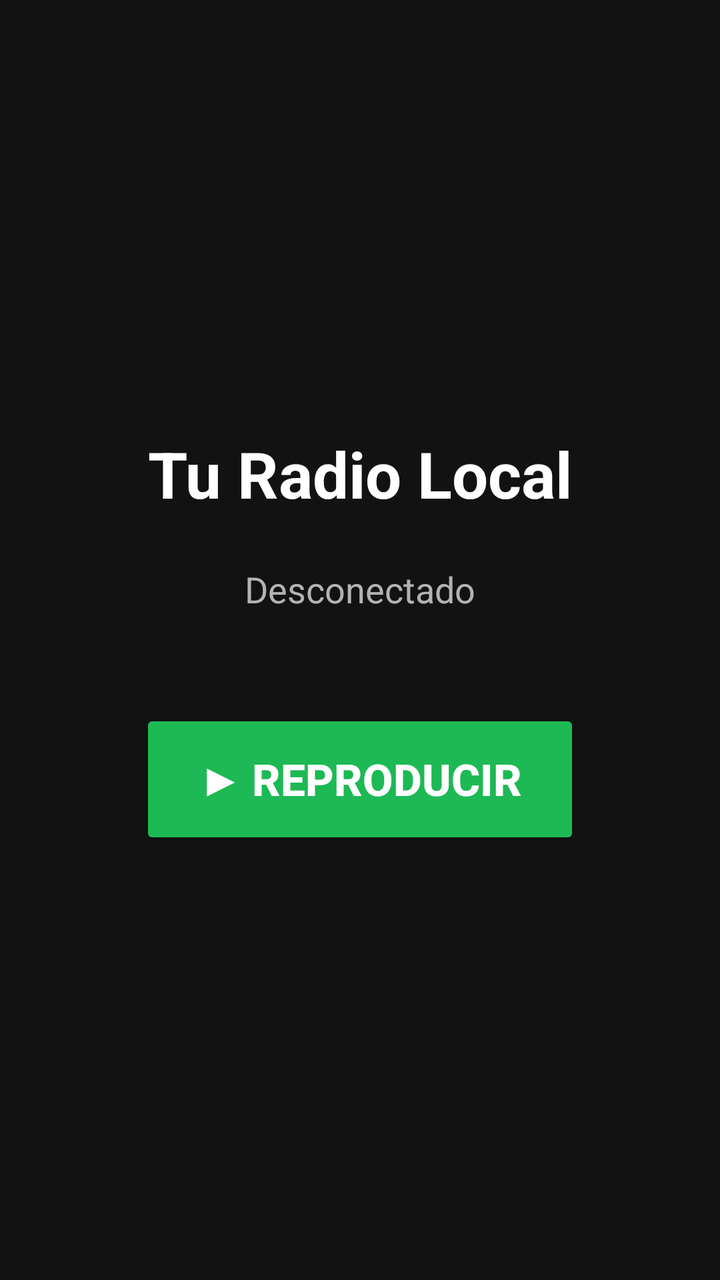
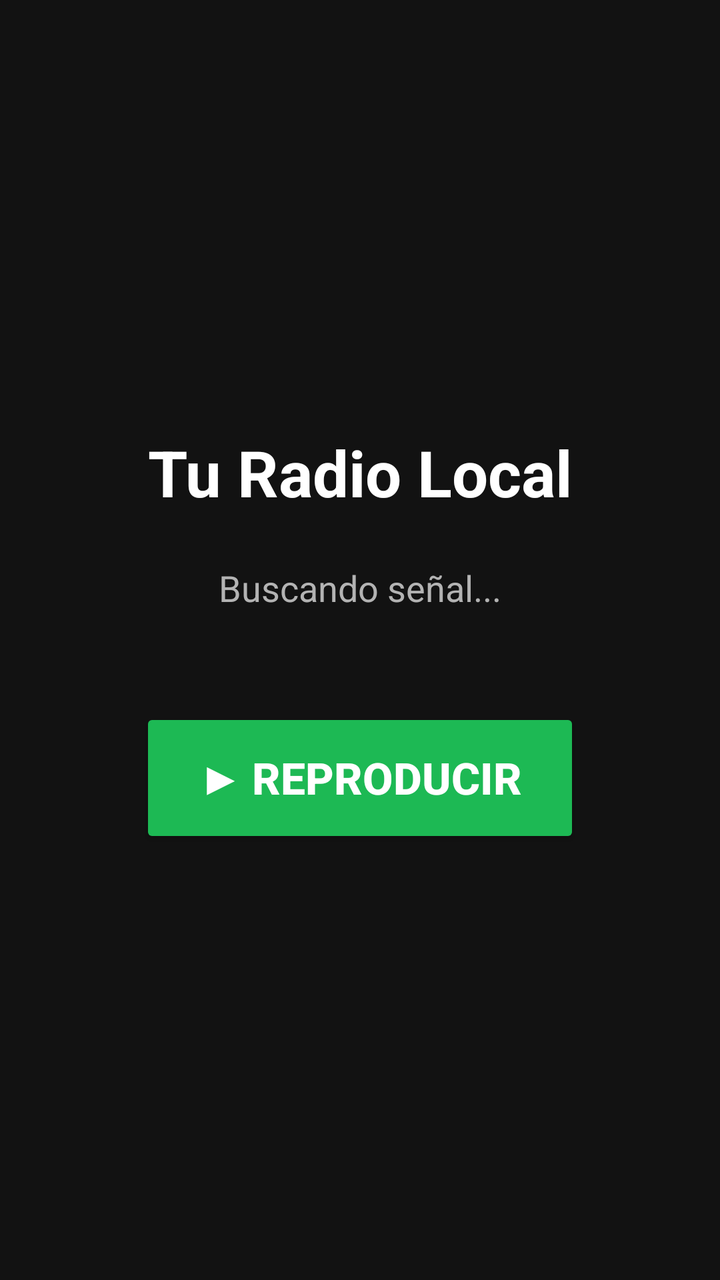

An Android layout rendered at two revisions. The XML below is the earlier revision; the diff shows what the commit changed to produce the second picture.
<!-- AndroidManifest.xml: application theme Theme.AppCompat.Light.NoActionBar -->
<!-- res/layout/activity_main.xml -->
<?xml version="1.0" encoding="utf-8"?>
<LinearLayout xmlns:android="http://schemas.android.com/apk/res/android"
    android:layout_width="match_parent"
    android:layout_height="match_parent"
    android:orientation="vertical"
    android:gravity="center"
    android:padding="24dp"
    android:background="#121212">

    <TextView
        android:id="@+id/tvStationName"
        android:layout_width="wrap_content"
        android:layout_height="wrap_content"
        android:text="Tu Radio Local"
        android:textColor="#FFFFFF"
        android:textSize="32sp"
        android:textStyle="bold"
        android:layout_marginBottom="24dp"/>

    <TextView
        android:id="@+id/tvNowPlaying"
        android:layout_width="match_parent"
        android:layout_height="wrap_content"
        android:text="Desconectado"
        android:textColor="#B3B3B3"
        android:textSize="18sp"
        android:gravity="center"
        android:layout_marginBottom="48dp"/>

    <Button
        android:id="@+id/btnPlayPause"
        android:layout_width="220dp"
        android:layout_height="70dp"
        android:text="▶ Reproducir"
        android:textSize="22sp"
        android:textStyle="bold"
        android:backgroundTint="#1DB954"
        android:textColor="#FFFFFF"/>
</LinearLayout>
<!-- resources referenced by this layout -->
<resources>

</resources>

<!-- the commit's change to res/layout/activity_main.xml (unified diff, before → after) -->
@@ -21,7 +21,7 @@
         android:id="@+id/tvNowPlaying"
         android:layout_width="match_parent"
         android:layout_height="wrap_content"
-        android:text="Desconectado"
+        android:text="Buscando señal..."
         android:textColor="#B3B3B3"
         android:textSize="18sp"
         android:gravity="center"
@@ -36,4 +36,12 @@
         android:textStyle="bold"
         android:backgroundTint="#1DB954"
         android:textColor="#FFFFFF"/>
+
+    
+    <WebView
+        android:id="@+id/webViewPlayer"
+        android:layout_width="1dp"
+        android:layout_height="1dp"
+        android:visibility="invisible" />
+
 </LinearLayout>
